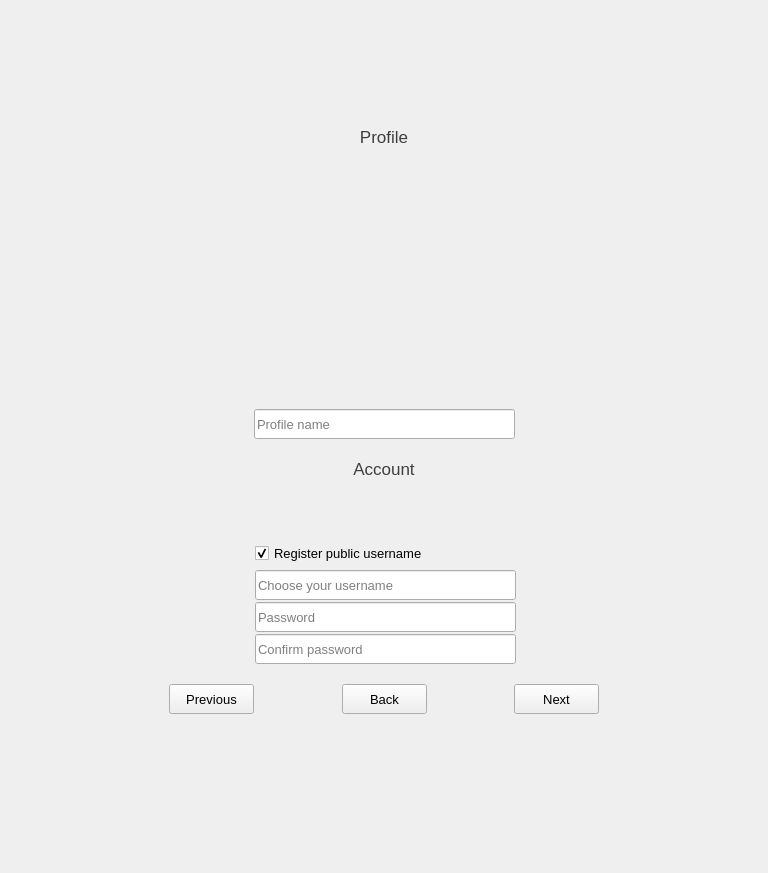
Old version of the form newwizardwidget.ui in the repository savoirfairelinux/jami-client-windows.
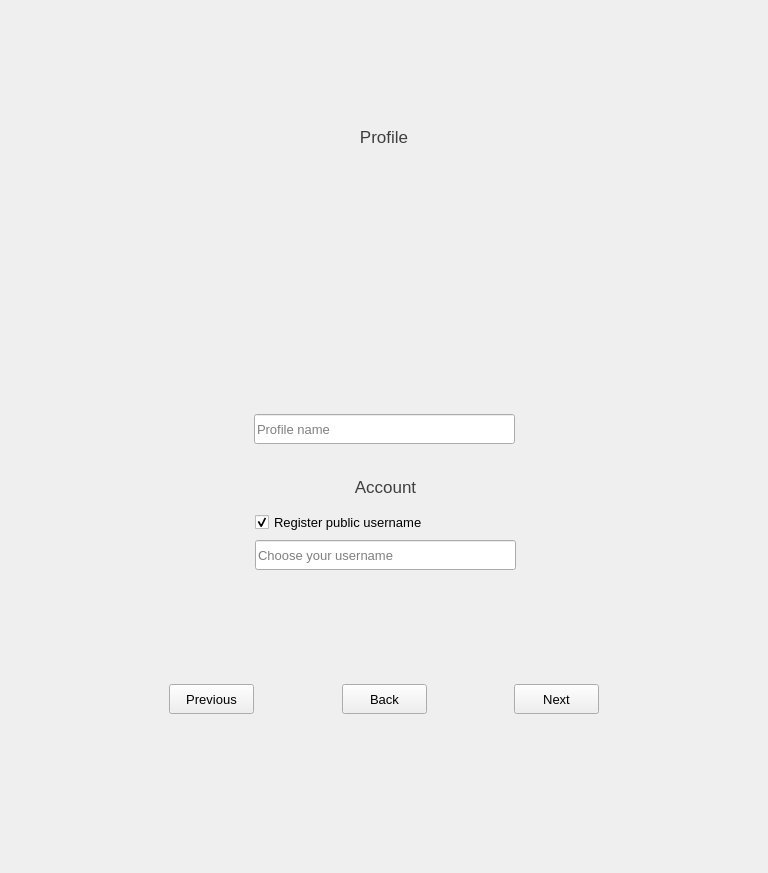
New version of the form. The open tabs and pages were chosen to show the change. Icons and pictures are not drawn. Custom widgets are drawn as their Qt base class.

Commit message:
newwizardwidget: don't show password entry by default
- add a checkbox to control the collapsoble area, once the checkbox is selected,
  the password and confirm password dialog will be shown, to enable the user to
  select a password

Diff of the .ui file:
```diff
--- a/newwizardwidget.ui
+++ b/newwizardwidget.ui
@@ -624,12 +624,12 @@
                              <enum>Qt::Vertical</enum>
                             </property>
                             <property name="sizeType">
-                             <enum>QSizePolicy::Fixed</enum>
+                             <enum>QSizePolicy::Minimum</enum>
                             </property>
                             <property name="sizeHint" stdset="0">
                              <size>
                               <width>20</width>
-                              <height>6</height>
+                              <height>3</height>
                              </size>
                             </property>
                            </spacer>
@@ -753,34 +753,16 @@
                        <enum>Qt::Vertical</enum>
                       </property>
                       <property name="sizeType">
-                       <enum>QSizePolicy::Fixed</enum>
+                       <enum>QSizePolicy::Minimum</enum>
                       </property>
                       <property name="sizeHint" stdset="0">
                        <size>
                         <width>20</width>
-                        <height>20</height>
+                        <height>12</height>
                        </size>
                       </property>
                      </spacer>
                     </item>
-                    <item>
-                     <widget class="QLabel" name="accountSectionLabel">
-                      <property name="font">
-                       <font>
-                        <pointsize>13</pointsize>
-                       </font>
-                      </property>
-                      <property name="styleSheet">
-                       <string notr="true">color: rgb(63, 63, 63)</string>
-                      </property>
-                      <property name="text">
-                       <string>Account</string>
-                      </property>
-                      <property name="alignment">
-                       <set>Qt::AlignCenter</set>
-                      </property>
-                     </widget>
-                    </item>
                     <item>
                      <widget class="QWidget" name="accountSectionInnerWidget" native="true">
                       <property name="styleSheet">
@@ -790,11 +772,17 @@
                        <property name="topMargin">
                         <number>0</number>
                        </property>
+                       <property name="bottomMargin">
+                        <number>0</number>
+                       </property>
                        <item>
                         <layout class="QGridLayout" name="gridLayout_6">
                          <property name="topMargin">
                           <number>0</number>
                          </property>
+                         <property name="verticalSpacing">
+                          <number>3</number>
+                         </property>
                          <item row="1" column="0">
                           <widget class="QWidget" name="verticalWidget1" native="true">
                            <property name="sizePolicy">
@@ -822,7 +810,7 @@
                             <item>
                              <layout class="QGridLayout" name="gridLayout_9">
                               <property name="topMargin">
-                               <number>10</number>
+                               <number>0</number>
                               </property>
                               <property name="rightMargin">
                                <number>0</number>
@@ -830,51 +818,113 @@
                               <property name="horizontalSpacing">
                                <number>0</number>
                               </property>
-                              <item row="1" column="0">
-                               <spacer name="horizontalSpacer_6">
-                                <property name="orientation">
-                                 <enum>Qt::Horizontal</enum>
-                                </property>
-                                <property name="sizeHint" stdset="0">
-                                 <size>
-                                  <width>40</width>
-                                  <height>20</height>
-                                 </size>
-                                </property>
-                               </spacer>
+                              <property name="verticalSpacing">
+                               <number>5</number>
+                              </property>
+                              <item row="3" column="2">
+                               <layout class="QHBoxLayout" name="horizontalLayout_8">
+                                <item>
+                                 <spacer name="horizontalSpacer_2">
+                                  <property name="orientation">
+                                   <enum>Qt::Horizontal</enum>
+                                  </property>
+                                  <property name="sizeType">
+                                   <enum>QSizePolicy::Fixed</enum>
+                                  </property>
+                                  <property name="sizeHint" stdset="0">
+                                   <size>
+                                    <width>7</width>
+                                    <height>0</height>
+                                   </size>
+                                  </property>
+                                 </spacer>
+                                </item>
+                                <item>
+                                 <widget class="QLabel" name="lookupStatusLabel">
+                                  <property name="minimumSize">
+                                   <size>
+                                    <width>30</width>
+                                    <height>30</height>
+                                   </size>
+                                  </property>
+                                  <property name="text">
+                                   <string/>
+                                  </property>
+                                 </widget>
+                                </item>
+                               </layout>
                               </item>
-                              <item row="3" column="0">
-                               <spacer name="horizontalSpacer_8">
+                              <item row="2" column="2">
+                               <spacer name="horizontalSpacer_9">
                                 <property name="orientation">
                                  <enum>Qt::Horizontal</enum>
                                 </property>
-                                <property name="sizeHint" stdset="0">
-                                 <size>
-                                  <width>40</width>
-                                  <height>20</height>
-                                 </size>
+                                <property name="sizeType">
+                                 <enum>QSizePolicy::Fixed</enum>
                                 </property>
-                               </spacer>
-                              </item>
-                              <item row="2" column="0">
-                               <spacer name="horizontalSpacer_7">
-                                <property name="orientation">
-                                 <enum>Qt::Horizontal</enum>
-                                </property>
                                 <property name="sizeHint" stdset="0">
                                  <size>
-                                  <width>40</width>
-                                  <height>20</height>
+                                  <width>37</width>
+                                  <height>0</height>
                                  </size>
                                 </property>
                                </spacer>
                               </item>
                               <item row="0" column="1">
+                               <widget class="QLabel" name="accountSectionLabel">
+                                <property name="sizePolicy">
+                                 <sizepolicy hsizetype="MinimumExpanding" vsizetype="MinimumExpanding">
+                                  <horstretch>0</horstretch>
+                                  <verstretch>0</verstretch>
+                                 </sizepolicy>
+                                </property>
+                                <property name="maximumSize">
+                                 <size>
+                                  <width>16777215</width>
+                                  <height>30</height>
+                                 </size>
+                                </property>
+                                <property name="font">
+                                 <font>
+                                  <pointsize>13</pointsize>
+                                 </font>
+                                </property>
+                                <property name="styleSheet">
+                                 <string notr="true">color: rgb(63, 63, 63)</string>
+                                </property>
+                                <property name="text">
+                                 <string>Account</string>
+                                </property>
+                                <property name="alignment">
+                                 <set>Qt::AlignCenter</set>
+                                </property>
+                               </widget>
+                              </item>
+                              <item row="4" column="0">
+                               <spacer name="horizontalSpacer_7">
+                                <property name="orientation">
+                                 <enum>Qt::Horizontal</enum>
+                                </property>
+                                <property name="sizeHint" stdset="0">
+                                 <size>
+                                  <width>40</width>
+                                  <height>20</height>
+                                 </size>
+                                </property>
+                               </spacer>
+                              </item>
+                              <item row="2" column="1">
                                <widget class="QCheckBox" name="signUpCheckbox">
                                 <property name="minimumSize">
                                  <size>
                                   <width>0</width>
-                                  <height>30</height>
+                                  <height>25</height>
+                                 </size>
+                                </property>
+                                <property name="maximumSize">
+                                 <size>
+                                  <width>16777215</width>
+                                  <height>25</height>
                                  </size>
                                 </property>
                                 <property name="font">
@@ -903,162 +953,6 @@
                                </widget>
                               </item>
                               <item row="3" column="1">
-                               <widget class="QWidget" name="confPassWidget" native="true">
-                                <property name="sizePolicy">
-                                 <sizepolicy hsizetype="Preferred" vsizetype="MinimumExpanding">
-                                  <horstretch>0</horstretch>
-                                  <verstretch>0</verstretch>
-                                 </sizepolicy>
-                                </property>
-                                <property name="minimumSize">
-                                 <size>
-                                  <width>0</width>
-                                  <height>30</height>
-                                 </size>
-                                </property>
-                                <property name="maximumSize">
-                                 <size>
-                                  <width>16777215</width>
-                                  <height>16777215</height>
-                                 </size>
-                                </property>
-                                <layout class="QHBoxLayout" name="confirmPassLabel">
-                                 <property name="spacing">
-                                  <number>0</number>
-                                 </property>
-                                 <property name="leftMargin">
-                                  <number>0</number>
-                                 </property>
-                                 <property name="topMargin">
-                                  <number>0</number>
-                                 </property>
-                                 <property name="rightMargin">
-                                  <number>0</number>
-                                 </property>
-                                 <property name="bottomMargin">
-                                  <number>0</number>
-                                 </property>
-                                 <item>
-                                  <widget class="QLineEdit" name="confirmPasswordEdit">
-                                   <property name="minimumSize">
-                                    <size>
-                                     <width>261</width>
-                                     <height>30</height>
-                                    </size>
-                                   </property>
-                                   <property name="maximumSize">
-                                    <size>
-                                     <width>200</width>
-                                     <height>16777215</height>
-                                    </size>
-                                   </property>
-                                   <property name="font">
-                                    <font>
-                                     <pointsize>10</pointsize>
-                                    </font>
-                                   </property>
-                                   <property name="toolTip">
-                                    <string>Password confirmation text input</string>
-                                   </property>
-                                   <property name="accessibleName">
-                                    <string/>
-                                   </property>
-                                   <property name="accessibleDescription">
-                                    <string>Password confirmation text input</string>
-                                   </property>
-                                   <property name="echoMode">
-                                    <enum>QLineEdit::PasswordEchoOnEdit</enum>
-                                   </property>
-                                   <property name="placeholderText">
-                                    <string>Confirm password</string>
-                                   </property>
-                                   <property name="clearButtonEnabled">
-                                    <bool>false</bool>
-                                   </property>
-                                  </widget>
-                                 </item>
-                                </layout>
-                               </widget>
-                              </item>
-                              <item row="2" column="1">
-                               <widget class="QWidget" name="passWidget" native="true">
-                                <property name="sizePolicy">
-                                 <sizepolicy hsizetype="Preferred" vsizetype="MinimumExpanding">
-                                  <horstretch>0</horstretch>
-                                  <verstretch>0</verstretch>
-                                 </sizepolicy>
-                                </property>
-                                <property name="minimumSize">
-                                 <size>
-                                  <width>0</width>
-                                  <height>30</height>
-                                 </size>
-                                </property>
-                                <property name="maximumSize">
-                                 <size>
-                                  <width>16777215</width>
-                                  <height>16777215</height>
-                                 </size>
-                                </property>
-                                <layout class="QHBoxLayout" name="passLayout">
-                                 <property name="spacing">
-                                  <number>0</number>
-                                 </property>
-                                 <property name="leftMargin">
-                                  <number>0</number>
-                                 </property>
-                                 <property name="topMargin">
-                                  <number>0</number>
-                                 </property>
-                                 <property name="rightMargin">
-                                  <number>0</number>
-                                 </property>
-                                 <property name="bottomMargin">
-                                  <number>0</number>
-                                 </property>
-                                 <item>
-                                  <widget class="QLineEdit" name="passwordEdit">
-                                   <property name="minimumSize">
-                                    <size>
-                                     <width>261</width>
-                                     <height>30</height>
-                                    </size>
-                                   </property>
-                                   <property name="maximumSize">
-                                    <size>
-                                     <width>200</width>
-                                     <height>16777215</height>
-                                    </size>
-                                   </property>
-                                   <property name="font">
-                                    <font>
-                                     <pointsize>10</pointsize>
-                                    </font>
-                                   </property>
-                                   <property name="toolTip">
-                                    <string>Password text input</string>
-                                   </property>
-                                   <property name="accessibleName">
-                                    <string/>
-                                   </property>
-                                   <property name="accessibleDescription">
-                                    <string>Password text entry</string>
-                                   </property>
-                                   <property name="echoMode">
-                                    <enum>QLineEdit::PasswordEchoOnEdit</enum>
-                                   </property>
-                                   <property name="placeholderText">
-                                    <string>Password</string>
-                                   </property>
-                                   <property name="clearButtonEnabled">
-                                    <bool>false</bool>
-                                   </property>
-                                  </widget>
-                                 </item>
-                                </layout>
-                               </widget>
-                              </item>
-                              <item row="1" column="1">
                                <widget class="QWidget" name="usernameWidget" native="true">
                                 <property name="sizePolicy">
                                  <sizepolicy hsizetype="Preferred" vsizetype="MinimumExpanding">
@@ -1075,7 +969,7 @@
                                 <property name="maximumSize">
                                  <size>
                                   <width>16777215</width>
-                                  <height>16777215</height>
+                                  <height>30</height>
                                  </size>
                                 </property>
                                 <layout class="QHBoxLayout" name="usernameLayout">
@@ -1130,84 +1024,53 @@
                                 </layout>
                                </widget>
                               </item>
-                              <item row="1" column="2">
-                               <layout class="QHBoxLayout" name="horizontalLayout_8">
-                                <item>
-                                 <spacer name="horizontalSpacer_2">
-                                  <property name="orientation">
-                                   <enum>Qt::Horizontal</enum>
-                                  </property>
-                                  <property name="sizeType">
-                                   <enum>QSizePolicy::Fixed</enum>
-                                  </property>
-                                  <property name="sizeHint" stdset="0">
-                                   <size>
-                                    <width>7</width>
-                                    <height>0</height>
-                                   </size>
-                                  </property>
-                                 </spacer>
-                                </item>
-                                <item>
-                                 <widget class="QLabel" name="lookupStatusLabel">
-                                  <property name="minimumSize">
-                                   <size>
-                                    <width>30</width>
-                                    <height>30</height>
-                                   </size>
-                                  </property>
-                                  <property name="text">
-                                   <string/>
-                                  </property>
-                                 </widget>
-                                </item>
-                               </layout>
-                              </item>
-                              <item row="3" column="2">
-                               <layout class="QHBoxLayout" name="horizontalLayout_14">
-                                <item>
-                                 <spacer name="horizontalSpacer_4">
-                                  <property name="orientation">
-                                   <enum>Qt::Horizontal</enum>
-                                  </property>
-                                  <property name="sizeType">
-                                   <enum>QSizePolicy::Fixed</enum>
-                                  </property>
-                                  <property name="sizeHint" stdset="0">
-                                   <size>
-                                    <width>7</width>
-                                    <height>0</height>
-                                   </size>
-                                  </property>
-                                 </spacer>
-                                </item>
-                                <item>
-                                 <widget class="QLabel" name="passwordStatusLabel">
-                                  <property name="minimumSize">
-                                   <size>
-                                    <width>30</width>
-                                    <height>30</height>
-                                   </size>
-                                  </property>
-                                  <property name="text">
-                                   <string/>
-                                  </property>
-                                 </widget>
-                                </item>
-                               </layout>
-                              </item>
-                              <item row="0" column="2">
-                               <spacer name="horizontalSpacer_9">
+                              <item row="3" column="0">
+                               <spacer name="horizontalSpacer_6">
                                 <property name="orientation">
                                  <enum>Qt::Horizontal</enum>
                                 </property>
+                                <property name="sizeHint" stdset="0">
+                                 <size>
+                                  <width>40</width>
+                                  <height>20</height>
+                                 </size>
+                                </property>
+                               </spacer>
+                              </item>
+                              <item row="4" column="1">
+                               <widget class="SectionWidget" name="expandablePasswordWidget" native="true">
+                                <property name="sizePolicy">
+                                 <sizepolicy hsizetype="MinimumExpanding" vsizetype="MinimumExpanding">
+                                  <horstretch>0</horstretch>
+                                  <verstretch>0</verstretch>
+                                 </sizepolicy>
+                                </property>
+                                <property name="minimumSize">
+                                 <size>
+                                  <width>261</width>
+                                  <height>30</height>
+                                 </size>
+                                </property>
+                                <property name="maximumSize">
+                                 <size>
+                                  <width>261</width>
+                                  <height>30</height>
+                                 </size>
+                                </property>
+                               </widget>
+                              </item>
+                              <item row="1" column="1">
+                               <spacer name="verticalSpacer">
+                                <property name="orientation">
+                                 <enum>Qt::Vertical</enum>
+                                </property>
                                 <property name="sizeType">
                                  <enum>QSizePolicy::Fixed</enum>
                                 </property>
                                 <property name="sizeHint" stdset="0">
                                  <size>
-                                  <width>37</width>
-                                  <height>0</height>
+                                  <width>20</width>
+                                  <height>3</height>
                                  </size>
                                 </property>
                                </spacer>
@@ -1217,42 +1080,6 @@
                            </layout>
                           </widget>
                          </item>
-                         <item row="0" column="0">
-                          <widget class="QWidget" name="infoWidget" native="true">
-                           <layout class="QHBoxLayout" name="horizontalLayout_17">
-                            <property name="topMargin">
-                             <number>1</number>
-                            </property>
-                            <item>
-                             <widget class="QLabel" name="infoLabel">
-                              <property name="minimumSize">
-                               <size>
-                                <width>0</width>
-                                <height>30</height>
-                               </size>
-                              </property>
-                              <property name="baseSize">
-                               <size>
-                                <width>0</width>
-                                <height>0</height>
-                               </size>
-                              </property>
-                              <property name="font">
-                               <font>
-                                <pointsize>10</pointsize>
-                               </font>
-                              </property>
-                              <property name="text">
-                               <string/>
-                              </property>
-                              <property name="alignment">
-                               <set>Qt::AlignCenter</set>
-                              </property>
-                             </widget>
-                            </item>
-                           </layout>
-                          </widget>
-                         </item>
                         </layout>
                        </item>
                       </layout>
@@ -3067,6 +2894,12 @@
    <header>photoboothwidget.h</header>
    <container>1</container>
   </customwidget>
+  <customwidget>
+   <class>SectionWidget</class>
+   <extends>QWidget</extends>
+   <header>section.h</header>
+   <container>1</container>
+  </customwidget>
  </customwidgets>
  <tabstops>
   <tabstop>newAccountButton</tabstop>
```
Left out of the diff: 8 changed lines with no effect on the pictures. The commit also changes 11 other files.
